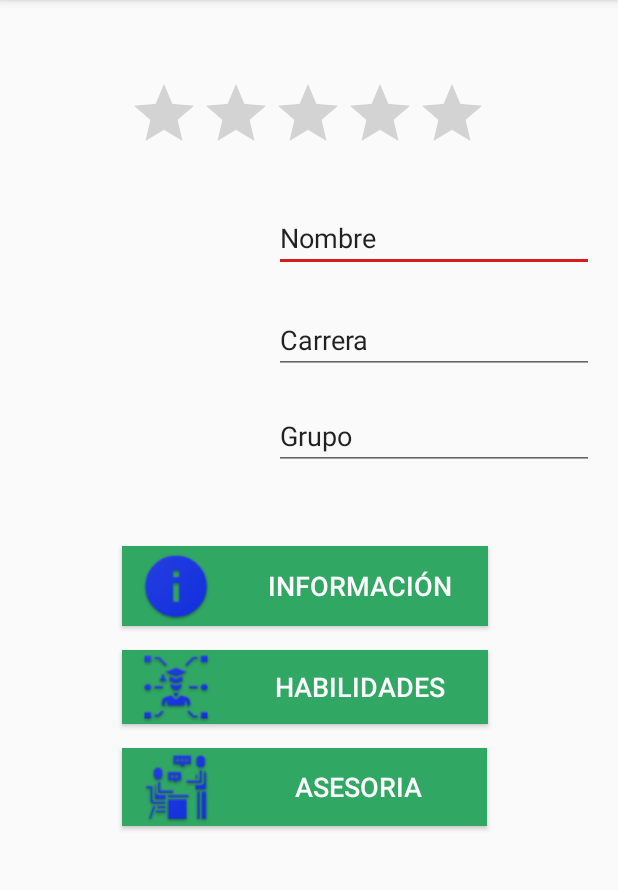
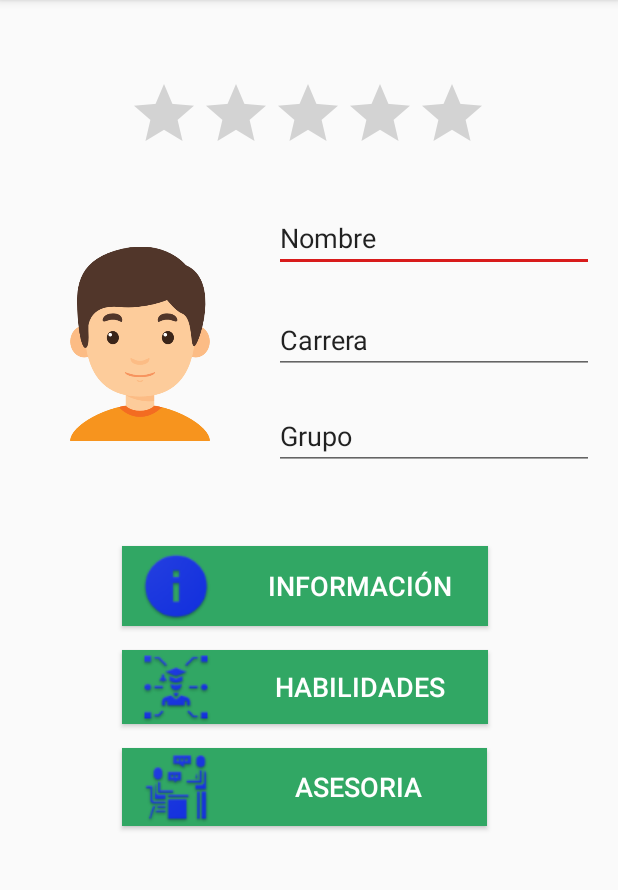
Before and after one commit to NeoxTec/ADVIHAWK, an Android app: the Asesor_Perfil screen opened directly, with no data from a screen before it, on a phone screen of 412 x 824 dp, the part 84-974 px from its top. Run offline under Robolectric (Android 15) with nearby library versions, the phone set to English and light mode, and no system bars.

Commit message:
se agrega foto de perfil alumno asesor

```diff
--- a/appMovil/app/src/main/res/layout/activity_asesor_perfil.xml
+++ b/appMovil/app/src/main/res/layout/activity_asesor_perfil.xml
@@ -5,19 +5,6 @@
     android:layout_width="match_parent"
     android:layout_height="match_parent"
     tools:context=".Asesor_Perfil">
-
-    <ImageView
-        android:id="@+id/iv_asesor"
-        android:layout_width="141dp"
-        android:layout_height="155dp"
-        android:layout_marginStart="8dp"
-        android:layout_marginTop="148dp"
-        android:layout_marginEnd="244dp"
-        app:layout_constraintEnd_toEndOf="parent"
-        app:layout_constraintHorizontal_bias="0.444"
-        app:layout_constraintStart_toStartOf="parent"
-        app:layout_constraintTop_toTopOf="parent"
-        tools:srcCompat="@tools:sample/avatars[4]" />
 
     <EditText
         android:id="@+id/nombre"
@@ -127,4 +114,17 @@
         app:layout_constraintStart_toStartOf="parent"
         app:layout_constraintTop_toBottomOf="@+id/button8" />
 
+    <ImageView
+        android:id="@+id/imageView3"
+        android:layout_width="129dp"
+        android:layout_height="146dp"
+        android:layout_marginStart="8dp"
+        android:layout_marginTop="156dp"
+        android:layout_marginEnd="8dp"
+        app:layout_constraintEnd_toEndOf="parent"
+        app:layout_constraintHorizontal_bias="0.078"
+        app:layout_constraintStart_toStartOf="parent"
+        app:layout_constraintTop_toTopOf="parent"
+        app:srcCompat="@drawable/boy" />
+
 </android.support.constraint.ConstraintLayout>
```
Also changed, not shown: appMovil/app/src/main/res/drawable/boy.png (added).
